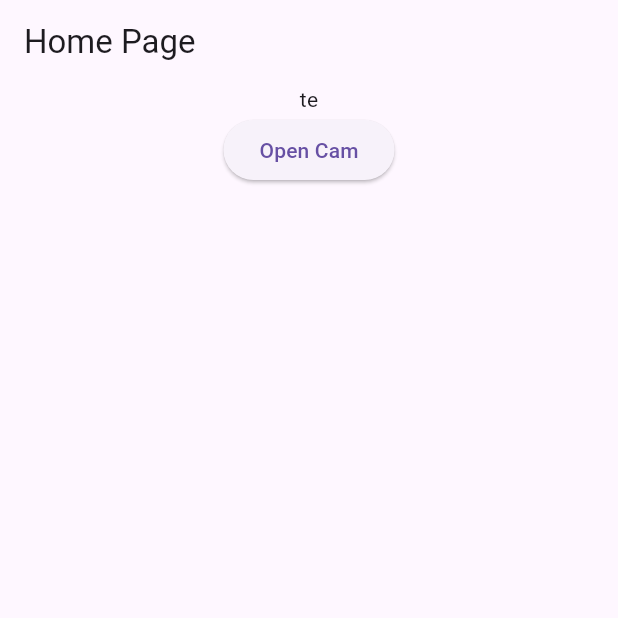
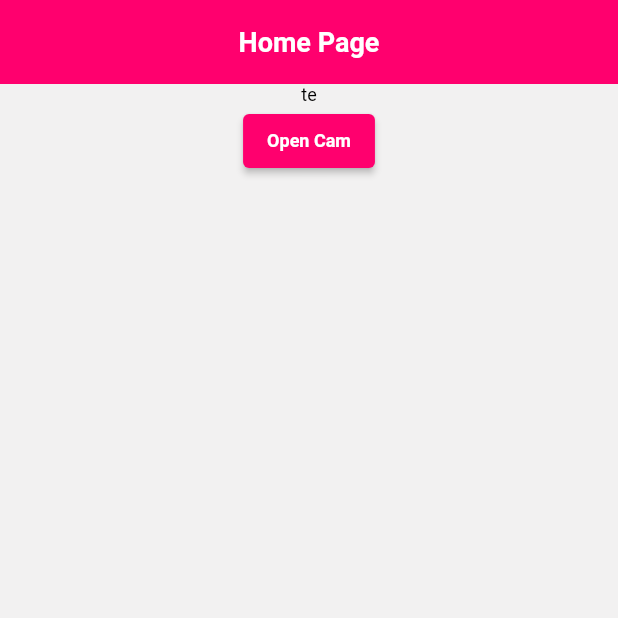
Before and after one commit to itsnang/Smart-Cam-Flutter, a Flutter app: the screen it shows after launch, on a phone screen of 412 x 824 dp, the top half of it. Run offline on Flutter 3.47's test engine with Material 3 defaults, Android fonts, the phone set to English and light mode, and no system bars; our stand-ins replace bloc, equatable, flutter_bloc, go_router, image_picker; missing offline and left inert: teledart.

Commit message:
Update theme in main.dart

```diff
--- a/lib/main.dart
+++ b/lib/main.dart
@@ -1,7 +1,7 @@
 import 'package:flutter/material.dart';
 import 'package:flutter_bloc/flutter_bloc.dart';
 import 'package:update_her/app/services/telegram_init.dart';
-import 'package:update_her/app/services/telegram_service.dart';
+import 'package:update_her/app/theme/theme.dart';
 import 'package:update_her/app/view/app.dart';
 
 import 'app_bloc/cubit/send_message_cubit.dart';
@@ -19,7 +19,7 @@ class MyApp extends StatelessWidget {
   Widget build(BuildContext context) {
     return MaterialApp(
       title: 'Flutter Demo',
-      theme: ThemeCubit().state,
+      theme: themeLight(),
       home: BlocProvider(
         create: (context) => SendMessageCubit(),
         child: const StartPage(),
```
